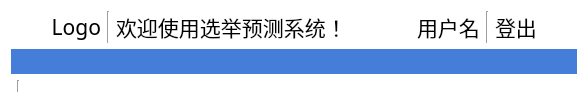
Old version of the form ui/widgets/MainPage/MainPage.ui in the repository ArcherLuo233/election-s-prediction.
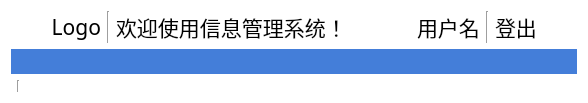
New version of the form. Custom widgets are drawn as their Qt base class.

Commit message: 修改系统名称

```diff
--- a/ui/widgets/MainPage/MainPage.ui
+++ b/ui/widgets/MainPage/MainPage.ui
@@ -140,7 +140,7 @@
       <item>
        <widget class="QLabel" name="label">
         <property name="text">
-         <string>欢迎使用选举预测系统！</string>
+         <string>欢迎使用信息管理系统！</string>
         </property>
        </widget>
       </item>
```
Left out of the diff: 2 changed lines with no effect on the pictures. The commit also changes 1 other file.
